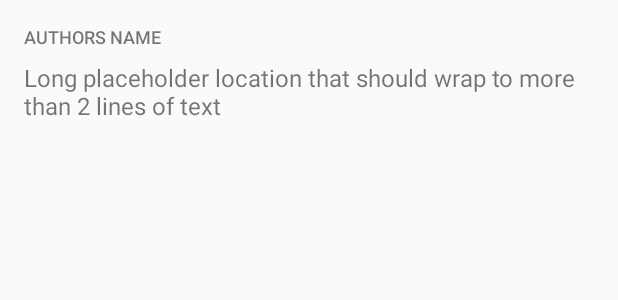
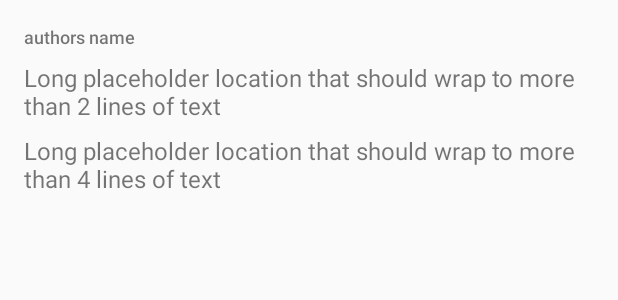
Before and after one commit to CannibalChoco/BookListing, an Android app: the layout list_item.xml on its own in the app's theme, with its tools: preview values and no code run, on a phone screen of 412 x 824 dp. Shown: the top 300 px of the screen. Run offline under Robolectric (Android 15) with nearby library versions, the phone set to English and light mode, and no system bars.

Commit message:
small cleanups

```diff
--- a/app/src/main/AndroidManifest.xml
+++ b/app/src/main/AndroidManifest.xml
@@ -17,8 +17,6 @@
             <intent-filter>
                 <action android:name="android.intent.action.MAIN" />
                 <category android:name="android.intent.category.LAUNCHER" />
-            </intent-filter>
-            <intent-filter>
                 <action android:name="android.intent.action.SEARCH" />
             </intent-filter>
             <meta-data android:name="android.app.searchable"
--- a/app/src/main/java/com/example/android/booklisting/QueryUtils.java
+++ b/app/src/main/java/com/example/android/booklisting/QueryUtils.java
@@ -158,6 +158,7 @@ public class QueryUtils {
                 JSONObject currentBook = bookArray.getJSONObject(i);
                 JSONObject volumeInfo = currentBook.getJSONObject("volumeInfo");
                 String title = volumeInfo.getString("title");
+                String description = volumeInfo.getString("description");
                 JSONArray authorArray = volumeInfo.getJSONArray("authors");
                 String author = "";
 
@@ -169,7 +170,7 @@ public class QueryUtils {
                     }
                 }
 
-                books.add(new Book(author, title));
+                books.add(new Book(author, title, description));
                 String data = books.toString();
                 Log.v("extractBooks", data);
             }
--- a/app/src/main/res/layout/list_item.xml
+++ b/app/src/main/res/layout/list_item.xml
@@ -16,7 +16,6 @@
         android:ellipsize="end"
         android:fontFamily="sans-serif-medium"
         android:maxLines="1"
-        android:textAllCaps="true"
         android:textSize="12sp"
         tools:text="authors name" />
 
@@ -26,9 +25,21 @@
         android:layout_height="wrap_content"
         android:layout_marginLeft="@dimen/margin_sides"
         android:layout_marginRight="@dimen/margin_sides"
+        android:layout_marginBottom="@dimen/margin_between_text_views"
         android:ellipsize="end"
         android:maxLines="2"
         android:textSize="16sp"
         tools:text="Long placeholder location that should wrap to more than 2 lines of text" />
 
+    <TextView
+        android:id="@+id/description"
+        android:layout_width="wrap_content"
+        android:layout_height="wrap_content"
+        android:layout_marginLeft="@dimen/margin_sides"
+        android:layout_marginRight="@dimen/margin_sides"
+        android:ellipsize="end"
+        android:maxLines="4"
+        android:textSize="16sp"
+        tools:text="Long placeholder location that should wrap to more than 4 lines of text" />
+
 </LinearLayout>
--- a/app/src/main/res/values/strings.xml
+++ b/app/src/main/res/values/strings.xml
@@ -6,4 +6,6 @@
     <string name="no_internet_connection">It looks like there\'s no internet connection</string>
 
     <string name="no_books_found">No books were found</string>
+
+    <string name="no_searches_made">You haven\'t searched any books yet</string>
 </resources>
```
Also changed, not shown: app/src/main/java/com/example/android/booklisting/Book.java (+15 -3 lines), app/src/main/java/com/example/android/booklisting/BookAdapter.java (+6 -2 lines), app/src/main/java/com/example/android/booklisting/MainActivity.java (+48 -10 lines), app/src/main/res/layout/activity_main.xml (deleted, +0 -25 lines), app/src/main/res/layout/book_list.xml (+16 -0 lines).
